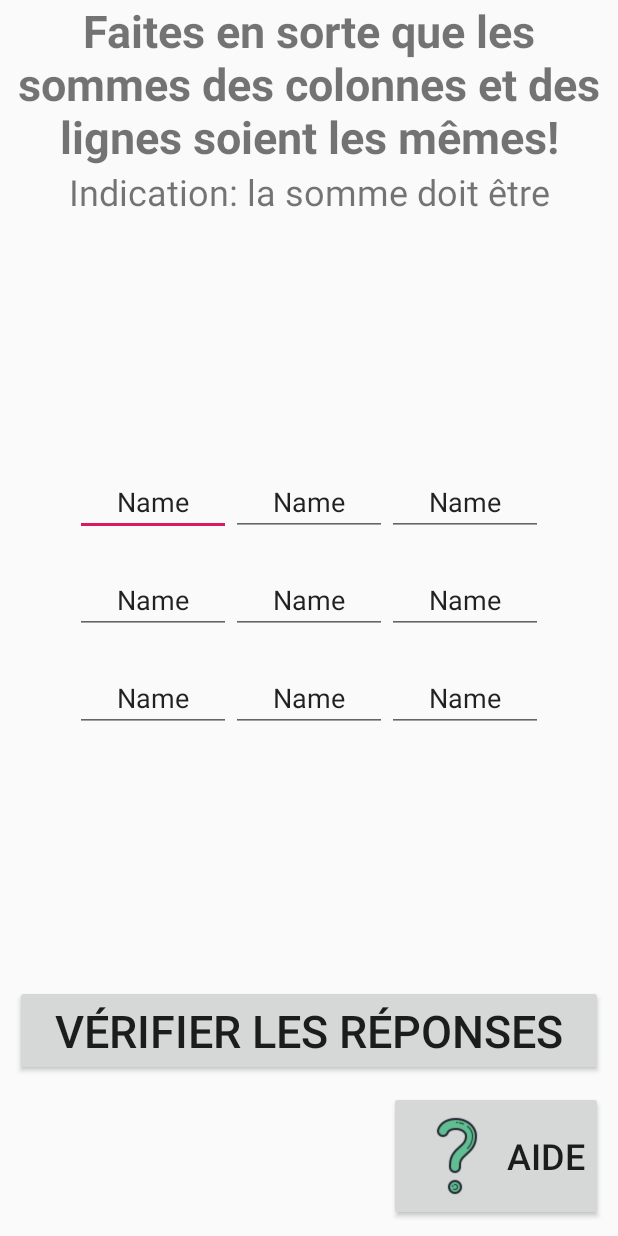
After one commit to creeperdeking/Grosa_CP_Projekt, an Android app: the MagicSquareGameActivity screen opened directly, with no data from a screen before it, on a phone screen of 412 x 824 dp. The commit adds this screen. Run offline under Robolectric (Android 15) with nearby library versions, the phone set to English and light mode, and no system bars; our stand-ins replace Room's generated code; 2 statements that could not run were skipped.

Commit message:
Made magicsquare game

```diff
--- a/app/src/main/AndroidManifest.xml
+++ b/app/src/main/AndroidManifest.xml
@@ -30,7 +30,8 @@
         <activity android:name=".CrosswordsActivity" />
         <activity android:name=".ExplanationActivity" />
         <activity android:name=".OperationGameActivity" />
-        <activity android:name=".MagicsquareActivity" />
+        <activity android:name=".MagicSquareActivity" />
+        <activity android:name=".MagicSquareGameActivity" />
     </application>
 
 </manifest>
--- a/app/src/main/java/com/example/grosa_cp_projekt/OperationGameActivity.java
+++ b/app/src/main/java/com/example/grosa_cp_projekt/OperationGameActivity.java
@@ -212,7 +212,7 @@ public class OperationGameActivity extends GameActivity {
         }
     }
 
-    public void finish() {
+    public void finishAct() {
         // Update score:
         class UpdateGameScore extends AsyncTask<Void, Void, List<Score>> {
             @Override
@@ -259,7 +259,7 @@ public class OperationGameActivity extends GameActivity {
 
     public void onCheckResultButtonPushed(View view) {
         if (reviewMode) {
-            finish();
+            finishAct();
         } else {
             int errorNb = 0;
             for (OperationResult operationResult : operationResults) {
@@ -287,7 +287,7 @@ public class OperationGameActivity extends GameActivity {
             scoreFinal = (int)round(ceil(Double.valueOf(scoreVal) * Double.valueOf(operationResults.size() - errorNb)/Double.valueOf(operationResults.size())));
 
             if (errorNb == 0) {
-                finish();
+                finishAct();
             } else {
                 Button checkButton = findViewById(R.id.check_button);
                 checkButton.setText(getString(R.string.continue_));
--- a/app/src/main/java/com/example/grosa_cp_projekt/QuestionGameActivity.java
+++ b/app/src/main/java/com/example/grosa_cp_projekt/QuestionGameActivity.java
@@ -41,18 +41,16 @@ public class QuestionGameActivity extends GameActivity {
         topic = QuestionsActivity.Topic.valueOf(getIntent().getStringExtra(EXTRA_PARAMETERS_KEY));
         difficulty = ChooseDifficulty.Difficulty.valueOf(getIntent().getStringExtra(DIFFICULTY_KEY));
         mDb = DatabaseClient.getInstance(this);
-        System.out.println("Topic: "+ topic.toString());
 
         questions = Questions.getQuestions(topic, difficulty);
         Collections.shuffle(questions);
-        System.out.println(questions.size());
 
         showQuestion(numCurrentQuestion);
     }
 
     private void showQuestion(Integer numQuestion) {
         if (numQuestion == questions.size()) {
-            finish();
+            finishAct();
         } else {
             Questions.Question currentQuestion = questions.get(numQuestion);
             TextView pageNbView = findViewById(R.id.page_number);
@@ -79,7 +77,7 @@ public class QuestionGameActivity extends GameActivity {
 
     }
 
-    public void finish() {
+    public void finishAct() {
         final Integer scoreVal;
         switch (difficulty) {
             case EASY:
--- /dev/null
+++ b/app/src/main/res/layout/magic_square_game.xml
@@ -0,0 +1,174 @@
+<?xml version="1.0" encoding="utf-8"?>
+<LinearLayout xmlns:android="http://schemas.android.com/apk/res/android"
+    android:orientation="vertical" android:layout_width="match_parent"
+    android:layout_height="match_parent">
+
+    <TextView
+        android:id="@+id/consigne"
+        android:layout_width="match_parent"
+        android:layout_height="wrap_content"
+        android:gravity="center"
+        android:text="@string/magicsquare_title"
+        android:textSize="30sp"
+        android:textStyle="bold" />
+
+    <TextView
+        android:id="@+id/help"
+        android:layout_width="match_parent"
+        android:layout_height="wrap_content"
+        android:gravity="center"
+        android:text="@string/magicsquare_clue"
+        android:textSize="24sp" />
+
+    <LinearLayout
+        android:id="@+id/magic_square_container"
+        android:layout_width="match_parent"
+        android:layout_height="match_parent"
+        android:layout_weight="1"
+        android:gravity="center"
+        android:orientation="vertical" >
+
+        <LinearLayout
+            android:layout_width="match_parent"
+            android:layout_height="wrap_content"
+            android:layout_marginLeft="50dp"
+            android:layout_marginRight="50dp"
+            android:layout_marginTop="10dp"
+            android:layout_marginBottom="10dp"
+            android:orientation="horizontal">
+
+            <EditText
+                android:id="@+id/editText2"
+                android:layout_width="wrap_content"
+                android:layout_height="wrap_content"
+                android:layout_weight="1"
+                android:ems="10"
+                android:gravity="center"
+                android:inputType="number"
+                android:text="Name" />
+
+            <EditText
+                android:id="@+id/editText3"
+                android:layout_width="wrap_content"
+                android:layout_height="wrap_content"
+                android:layout_weight="1"
+                android:ems="10"
+                android:gravity="center"
+                android:inputType="number"
+                android:text="Name" />
+
+            <EditText
+                android:id="@+id/editText4"
+                android:layout_width="wrap_content"
+                android:layout_height="wrap_content"
+                android:layout_weight="1"
+                android:ems="10"
+                android:gravity="center"
+                android:inputType="number"
+                android:text="Name" />
+        </LinearLayout>
+        <LinearLayout
+            android:layout_width="match_parent"
+            android:layout_height="wrap_content"
+            android:layout_marginLeft="50dp"
+            android:layout_marginRight="50dp"
+            android:layout_marginTop="10dp"
+            android:layout_marginBottom="10dp"
+            android:orientation="horizontal">
+
+            <EditText
+                android:id="@+id/editText2"
+                android:layout_width="wrap_content"
+                android:layout_height="wrap_content"
+                android:layout_weight="1"
+                android:ems="10"
+                android:gravity="center"
+                android:inputType="number"
+                android:text="Name" />
+
+            <EditText
+                android:id="@+id/editText3"
+                android:layout_width="wrap_content"
+                android:layout_height="wrap_content"
+                android:layout_weight="1"
+                android:ems="10"
+                android:gravity="center"
+                android:inputType="number"
+                android:text="Name" />
+
+            <EditText
+                android:id="@+id/editText4"
+                android:layout_width="wrap_content"
+                android:layout_height="wrap_content"
+                android:layout_weight="1"
+                android:ems="10"
+                android:gravity="center"
+                android:inputType="number"
+                android:text="Name" />
+        </LinearLayout>
+        <LinearLayout
+            android:layout_width="match_parent"
+            android:layout_height="wrap_content"
+            android:layout_marginLeft="50dp"
+            android:layout_marginRight="50dp"
+            android:layout_marginTop="10dp"
+            android:layout_marginBottom="10dp"
+            android:orientation="horizontal">
+
+            <EditText
+                android:id="@+id/editText2"
+                android:layout_width="wrap_content"
+                android:layout_height="wrap_content"
+                android:layout_weight="1"
+                android:ems="10"
+                android:gravity="center"
+                android:inputType="number"
+                android:text="Name" />
+
+            <EditText
+                android:id="@+id/editText3"
+                android:layout_width="wrap_content"
+                android:layout_height="wrap_content"
+                android:layout_weight="1"
+                android:ems="10"
+                android:gravity="center"
+                android:inputType="number"
+                android:text="Name" />
+
+            <EditText
+                android:id="@+id/editText4"
+                android:layout_width="wrap_content"
+                android:layout_height="wrap_content"
+                android:layout_weight="1"
+                android:ems="10"
+                android:gravity="center"
+                android:inputType="number"
+                android:text="Name" />
+        </LinearLayout>
+    </LinearLayout>
+
+    <Button
+        android:id="@+id/check_button"
+        android:layout_width="match_parent"
+        android:layout_height="wrap_content"
+        android:layout_marginLeft="10dp"
+        android:layout_marginRight="10dp"
+        android:layout_marginBottom="10dp"
+        android:onClick="onCheckAnswerButtonPushed"
+        android:text="@string/verify"
+        android:textSize="30sp" />
+
+    <Button
+        android:id="@+id/button5"
+        android:layout_width="wrap_content"
+        android:layout_height="wrap_content"
+        android:layout_gravity="right"
+        android:layout_marginRight="10dp"
+        android:layout_marginBottom="10dp"
+        android:layout_weight="0"
+        android:drawableLeft="@drawable/question_smol"
+        android:onClick="onHelpButtonPushed"
+        android:text="@string/help"
+        android:textSize="24sp" />
+
+</LinearLayout>
--- a/app/src/main/res/values/strings.xml
+++ b/app/src/main/res/values/strings.xml
@@ -51,4 +51,6 @@
     <string name="help">Aide</string>
     <string name="verify">Vérifier les réponses</string>
     <string name="never_give_up">Courage! Tu feras mieux la prochaine fois!</string>
+    <string name="magicsquare_title">Faites en sorte que les sommes des colonnes et des lignes soient les mêmes!</string>
+    <string name="magicsquare_clue">Indication: la somme doit être</string>
 </resources>
```
Also changed, not shown: app/src/main/java/com/example/grosa_cp_projekt/MagicSquareActivity.java (added, +23 -0 lines), app/src/main/java/com/example/grosa_cp_projekt/MagicSquareGameActivity.java (added, +233 -0 lines), app/src/main/java/com/example/grosa_cp_projekt/MagicsquareActivity.java (deleted, +0 -13 lines), app/src/main/java/com/example/grosa_cp_projekt/db/DatabaseClient.java (+4 -4 lines).
